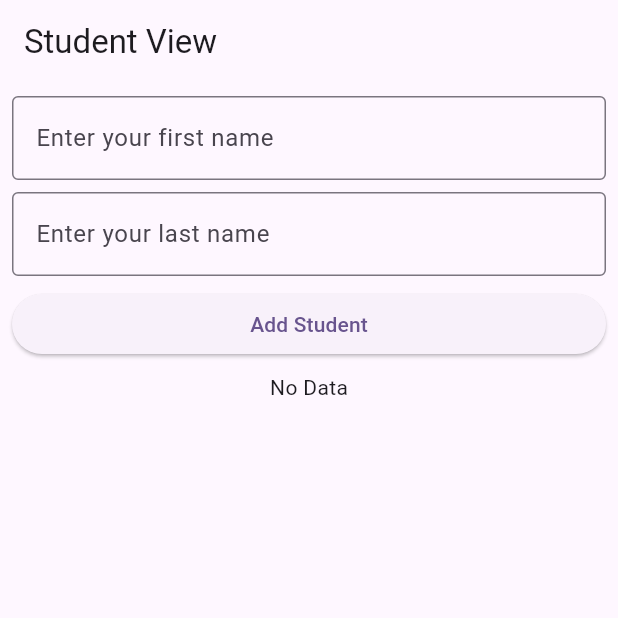
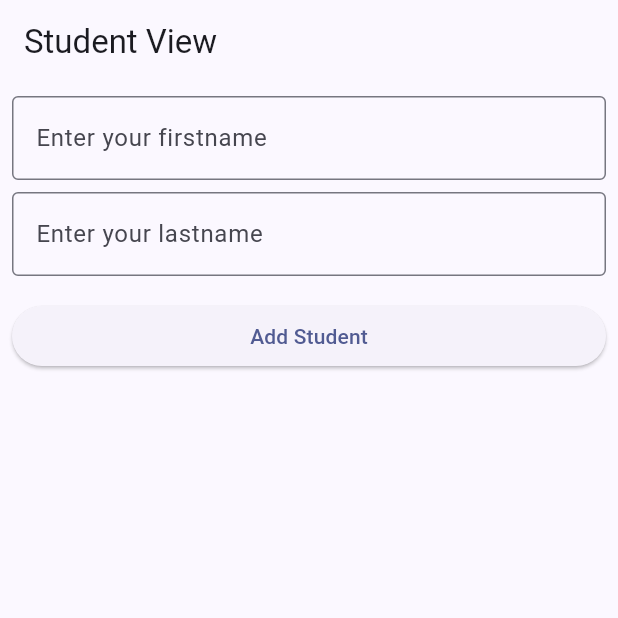
Before and after one commit to emagnu/riverpod_for_class, a Flutter app: the screen it shows after launch, after a tap on "Add Student", on a phone screen of 412 x 824 dp, the top half of it. Run offline on Flutter 3.47's test engine with Material 3 defaults, Android fonts, the phone set to English and light mode, and no system bars; our stand-ins replace flutter_riverpod.

Commit message:
7:03 - all working on this branch

```diff
--- /dev/null
+++ b/lib/app.dart
@@ -0,0 +1,25 @@
+//  //
+//  Import LIBRARIES
+import 'package:flutter/material.dart';
+//  Import FILES
+import 'student_view.dart';
+//  PARTS
+//  PROVIDERS
+
+//
+
+class App extends StatelessWidget {
+  const App({super.key});
+
+  @override
+  Widget build(BuildContext context) {
+    return MaterialApp(
+      title: 'Riverpod Notifier',
+      theme: ThemeData(
+        colorScheme: ColorScheme.fromSeed(seedColor: Colors.indigoAccent),
+        useMaterial3: true,
+      ),
+      home: const StudentView(),
+    );
+  }
+}
--- a/lib/main.dart
+++ b/lib/main.dart
@@ -3,7 +3,7 @@
 import 'package:flutter/material.dart';
 import 'package:flutter_riverpod/flutter_riverpod.dart';
 //  Import FILES
-import 'student_view.dart';
+import 'app.dart';
 //  PARTS
 //  PROVIDERS
 
@@ -12,19 +12,3 @@ import 'student_view.dart';
 void main() {
   runApp(const ProviderScope(child: App()));
 }
-
-class App extends StatelessWidget {
-  const App({super.key});
-
-  @override
-  Widget build(BuildContext context) {
-    return MaterialApp(
-      title: 'Riverpod Notifier',
-      theme: ThemeData(
-        colorScheme: ColorScheme.fromSeed(seedColor: Colors.deepPurple),
-        useMaterial3: true,
-      ),
-      home: const StudentView(),
-    );
-  }
-}
--- a/lib/student_view.dart
+++ b/lib/student_view.dart
@@ -11,25 +11,30 @@ import 'model/student_view_notifier.dart';
 
 //
 
-class StudentView extends ConsumerStatefulWidget {
+class StudentView extends StatefulWidget {
   const StudentView({super.key});
 
   @override
-  ConsumerState<StudentView> createState() => _StudentViewState();
+  _StudentViewState createState() => _StudentViewState();
 }
 
-class _StudentViewState extends ConsumerState<StudentView> {
+class _StudentViewState extends State<StudentView> {
   final _gap = const SizedBox(height: 8.0);
   final _fnameController = TextEditingController();
   final _lnameController = TextEditingController();
 
   @override
   Widget build(BuildContext context) {
-    final studentState = ref.watch(studentViewNotifierProvider);
     return Scaffold(
       appBar: AppBar(
         title: const Text('Student View'),
       ),
+      // body: const Center(
+      //   child: Text(
+      //     'Student View',
+      //     style: TextStyle(fontSize: 50),
+      //   ),
+      // ),
       body: Padding(
         padding: const EdgeInsets.all(8.0),
         child: Column(
@@ -38,7 +43,7 @@ class _StudentViewState extends ConsumerState<StudentView> {
               controller: _fnameController,
               decoration: const InputDecoration(
                 border: OutlineInputBorder(),
-                hintText: 'Enter your first name',
+                hintText: 'Enter your firstname',
               ),
             ),
             _gap,
@@ -46,45 +51,118 @@ class _StudentViewState extends ConsumerState<StudentView> {
               controller: _lnameController,
               decoration: const InputDecoration(
                 border: OutlineInputBorder(),
-                hintText: 'Enter your last name',
+                hintText: 'Enter your lastname',
               ),
             ),
+            _gap,
             _gap,
             SizedBox(
               width: double.infinity,
               child: ElevatedButton(
-                  onPressed: () {
-                    Student student = Student(
-                      fname: _fnameController.text,
-                      lname: _lnameController.text,
-                    );
-                    ref.read(studentViewNotifierProvider);
-                  },
-                  child: const Text('Add Student')),
+                onPressed: () {},
+                child: const Text('Add Student'),
+              ),
             ),
-            _gap,
-            studentState.isLoading
-                ? const CircularProgressIndicator()
-                // : const Text('No Data'),
-                : studentState.lstStudents.isEmpty
-                    ? const Text('No Data')
-                    :
-                    // Show list view
-                    Expanded(
-                        child: ListView.builder(
-                          itemCount: studentState.lstStudents.length,
-                          itemBuilder: (context, index) {
-                            final student = studentState.lstStudents[index];
-                            return ListTile(
-                              title: Text(student.fname),
-                              subtitle: Text(student.lname),
-                            );
-                          },
-                        ),
-                      ),
           ],
         ),
       ),
     );
   }
 }
+
+
+
+
+
+
+
+
+
+
+
+
+
+
+
+
+
+
+
+
+// class StudentView extends ConsumerStatefulWidget {
+//   const StudentView({super.key});
+
+//   @override
+//   ConsumerState<StudentView> createState() => _StudentViewState();
+// }
+
+// class _StudentViewState extends ConsumerState<StudentView> {
+//   final _gap = const SizedBox(height: 8.0);
+//   final _fnameController = TextEditingController();
+//   final _lnameController = TextEditingController();
+
+//   @override
+//   Widget build(BuildContext context) {
+//     final studentState = ref.watch(studentViewNotifierProvider);
+//     return Scaffold(
+//       appBar: AppBar(
+//         title: const Text('Student View'),
+//       ),
+//       body: Padding(
+//         padding: const EdgeInsets.all(8.0),
+//         child: Column(
+//           children: <Widget>[
+//             TextFormField(
+//               controller: _fnameController,
+//               decoration: const InputDecoration(
+//                 border: OutlineInputBorder(),
+//                 hintText: 'Enter your first name',
+//               ),
+//             ),
+//             _gap,
+//             TextFormField(
+//               controller: _lnameController,
+//               decoration: const InputDecoration(
+//                 border: OutlineInputBorder(),
+//                 hintText: 'Enter your last name',
+//               ),
+//             ),
+//             _gap,
+//             SizedBox(
+//               width: double.infinity,
+//               child: ElevatedButton(
+//                   onPressed: () {
+//                     Student student = Student(
+//                       fname: _fnameController.text,
+//                       lname: _lnameController.text,
+//                     );
+//                     ref.read(studentViewNotifierProvider);
+//                   },
+//                   child: const Text('Add Student')),
+//             ),
+//             _gap,
+//             studentState.isLoading
+//                 ? const CircularProgressIndicator()
+//                 // : const Text('No Data'),
+//                 : studentState.lstStudents.isEmpty
+//                     ? const Text('No Data')
+//                     :
+//                     // Show list view
+//                     Expanded(
+//                         child: ListView.builder(
+//                           itemCount: studentState.lstStudents.length,
+//                           itemBuilder: (context, index) {
+//                             final student = studentState.lstStudents[index];
+//                             return ListTile(
+//                               title: Text(student.fname),
+//                               subtitle: Text(student.lname),
+//                             );
+//                           },
+//                         ),
+//                       ),
+//           ],
+//         ),
+//       ),
+//     );
+//   }
+// }
```
Also changed, not shown: 1 other file.
